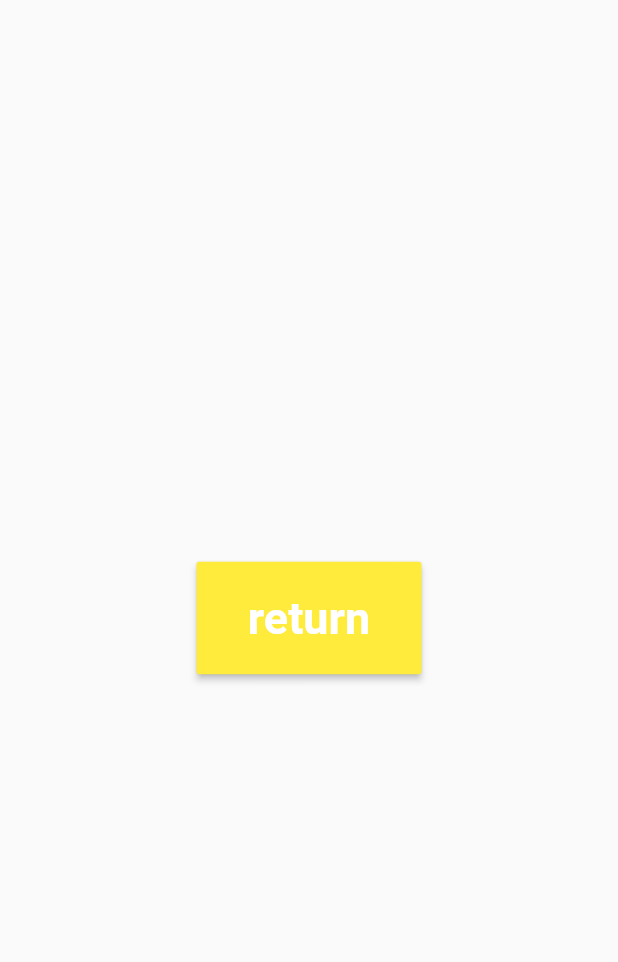
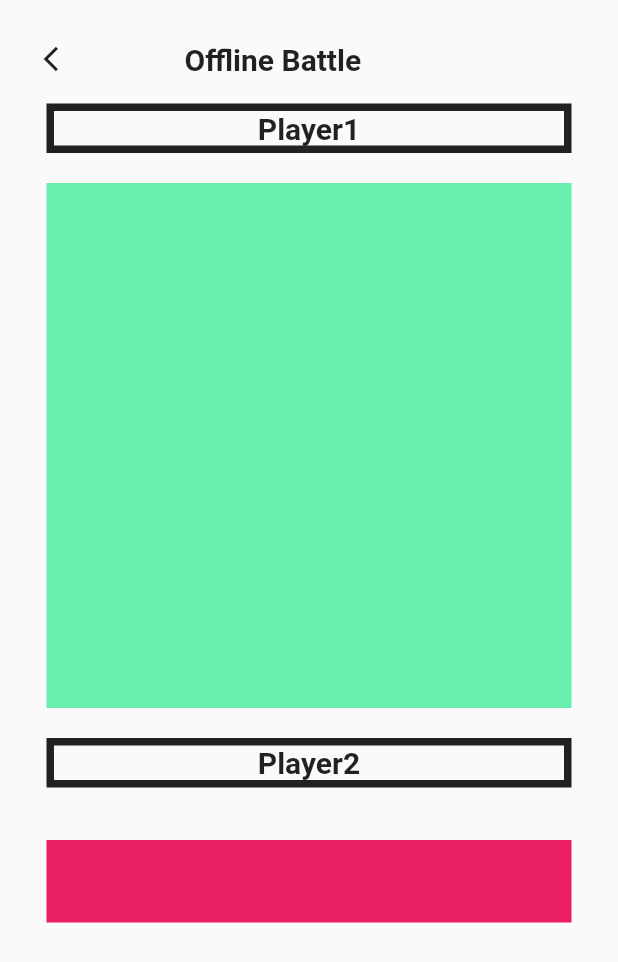
Before and after one commit to KooimaI9/product1, a Flutter app: the offlinePage screen opened directly, on a phone screen of 412 x 824 dp. Shown: the top 962 px of the screen. Run offline on Flutter 3.47's test engine with Material 2 defaults, Android fonts, the phone set to English and light mode, and no system bars.

Commit message:
offline1

```diff
--- a/lib/account.dart
+++ /dev/null
@@ -1,31 +0,0 @@
-import 'package:flutter/material.dart';
-
-class accountPage extends StatelessWidget {
-  @override
-  Widget build(BuildContext context) {
-    return Scaffold(
-      body: Center(
-        child: Column(mainAxisAlignment: MainAxisAlignment.center, children: [
-          ButtonTheme(
-            minWidth: 150,
-            height: 75,
-            child: RaisedButton(
-              child: const Text(
-                'return',
-                style: TextStyle(
-                  fontWeight: FontWeight.bold,
-                  fontSize: 30,
-                ),
-              ),
-              color: Colors.purple,
-              textColor: Colors.white,
-              onPressed: () {
-                Navigator.pop(context);
-              },
-            ),
-          ),
-        ]),
-      ),
-    );
-  }
-}
--- /dev/null
+++ b/lib/account/account.dart
@@ -0,0 +1,41 @@
+import 'package:flutter/material.dart';
+
+class accountPage extends StatelessWidget {
+  @override
+  Widget build(BuildContext context) {
+    return Scaffold(
+        body: Center(
+            child:
+                Column(mainAxisAlignment: MainAxisAlignment.center, children: [
+      Container(
+        child: Row(
+          children: [
+            SizedBox(
+              width: 25,
+            )
+          ],
+        ),
+      ),
+      Container(
+        child: ButtonTheme(
+          minWidth: 150,
+          height: 75,
+          child: RaisedButton(
+            child: const Text(
+              'return',
+              style: TextStyle(
+                fontWeight: FontWeight.bold,
+                fontSize: 30,
+              ),
+            ),
+            color: Colors.yellow,
+            textColor: Colors.white,
+            onPressed: () {
+              Navigator.pop(context);
+            },
+          ),
+        ),
+      ),
+    ])));
+  }
+}
--- a/lib/offline.dart
+++ /dev/null
@@ -1,31 +0,0 @@
-import 'package:flutter/material.dart';
-
-class offlinePage extends StatelessWidget {
-  @override
-  Widget build(BuildContext context) {
-    return Scaffold(
-      body: Center(
-        child: Column(mainAxisAlignment: MainAxisAlignment.center, children: [
-          ButtonTheme(
-            minWidth: 150,
-            height: 75,
-            child: RaisedButton(
-              child: const Text(
-                'return',
-                style: TextStyle(
-                  fontWeight: FontWeight.bold,
-                  fontSize: 30,
-                ),
-              ),
-              color: Colors.yellow,
-              textColor: Colors.white,
-              onPressed: () {
-                Navigator.pop(context);
-              },
-            ),
-          ),
-        ]),
-      ),
-    );
-  }
-}
--- /dev/null
+++ b/lib/offline/offline.dart
@@ -0,0 +1,142 @@
+import 'package:flutter/material.dart';
+
+class offlinePage extends StatelessWidget {
+  @override
+  Widget build(BuildContext context) {
+    return Scaffold(
+      body: Center(
+        child: Column(children: [
+          SizedBox(
+            height: 15,
+          ),
+          Container(
+            child: Row(
+              children: <Widget>[
+                SizedBox(
+                  width: 15,
+                ),
+                SizedBox(
+                    child: Column(children: [
+                  IconButton(
+                    onPressed: () {
+                      Navigator.pop(context);
+                    },
+                    icon: Icon(
+                      Icons.arrow_back_ios,
+                      size: 20,
+                    ),
+                  ),
+                  SizedBox(
+                    height: 1,
+                  ),
+                ])),
+                SizedBox(
+                  width: 60,
+                ),
+                Text(
+                  "Offline Battle",
+                  style: TextStyle(
+                    fontWeight: FontWeight.bold,
+                    fontSize: 20,
+                  ),
+                ),
+                SizedBox(
+                  width: 70,
+                ),
+                SizedBox(
+                  width: 5,
+                ),
+              ],
+            ),
+          ),
+          SizedBox(
+            height: 5,
+          ),
+          Center(
+            child: Container(
+              child:
+                  Row(mainAxisAlignment: MainAxisAlignment.center, children: [
+                SizedBox(
+                  width: 5,
+                ),
+                Container(
+                  width: 350,
+                  decoration: BoxDecoration(
+                      border: Border.all(color: Colors.black87, width: 5)),
+                  child: Row(
+                    mainAxisAlignment: MainAxisAlignment.center,
+                    children: [
+                      Container(
+                        child: Text(
+                          "Player1",
+                          style: TextStyle(
+                            fontWeight: FontWeight.bold,
+                            fontSize: 20,
+                          ),
+                        ),
+                      ),
+                    ],
+                  ),
+                ),
+                SizedBox(
+                  width: 5,
+                ),
+              ]),
+            ),
+          ),
+          SizedBox(
+            height: 20,
+          ),
+          Container(
+            height: 350,
+            width: 350,
+            color: Colors.greenAccent,
+          ),
+          SizedBox(
+            height: 20,
+          ),
+          Center(
+            child: Container(
+              child:
+                  Row(mainAxisAlignment: MainAxisAlignment.center, children: [
+                SizedBox(
+                  width: 5,
+                ),
+                Container(
+                  width: 350,
+                  decoration: BoxDecoration(
+                      border: Border.all(color: Colors.black87, width: 5)),
+                  child: Row(
+                    mainAxisAlignment: MainAxisAlignment.center,
+                    children: [
+                      Container(
+                        child: Text(
+                          "Player2",
+                          style: TextStyle(
+                            fontWeight: FontWeight.bold,
+                            fontSize: 20,
+                          ),
+                        ),
+                      ),
+                    ],
+                  ),
+                ),
+                SizedBox(
+                  width: 5,
+                ),
+              ]),
+            ),
+          ),
+          SizedBox(
+            height: 35,
+          ),
+          Container(
+            height: 55,
+            width: 350,
+            color: Colors.pink,
+          )
+        ]),
+      ),
+    );
+  }
+}
```
Also changed, not shown: lib/home/main.dart (renamed from lib/main.dart, +4 -4 lines), lib/account/account_model.dart (added), lib/home/app_background.dart (renamed from lib/app_background.dart), lib/home/home_model.dart (added), lib/offline/offline_model.dart (added), lib/online/online.dart (renamed from lib/online.dart), lib/online/online_model.dart (added), 1 other file.
